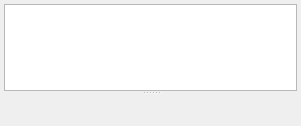
Before: the Qt Designer form kame/forms/messageform.ui in northriv/KAME, drawn with Qt 5.
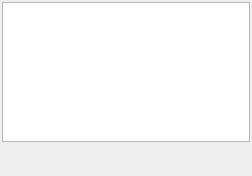
After: the same form once the commit is applied.

```diff
--- a/kame/forms/messageform.ui
+++ b/kame/forms/messageform.ui
@@ -6,8 +6,8 @@
    <rect>
     <x>0</x>
     <y>0</y>
-    <width>301</width>
-    <height>126</height>
+    <width>252</width>
+    <height>176</height>
    </rect>
   </property>
   <property name="windowTitle">
@@ -17,31 +17,24 @@
    <double>0.800000000000000</double>
   </property>
   <widget class="QWidget" name="widget">
-   <layout class="QGridLayout" name="gridLayout">
+   <layout class="QVBoxLayout" name="verticalLayout">
     <property name="leftMargin">
-     <number>4</number>
+     <number>2</number>
     </property>
     <property name="topMargin">
-     <number>4</number>
+     <number>2</number>
     </property>
     <property name="rightMargin">
-     <number>4</number>
+     <number>2</number>
     </property>
     <property name="bottomMargin">
-     <number>4</number>
+     <number>2</number>
     </property>
-    <property name="horizontalSpacing">
-     <number>4</number>
-    </property>
-    <item row="0" column="0">
-     <widget class="QSplitter" name="splitter">
-      <property name="orientation">
-       <enum>Qt::Vertical</enum>
-      </property>
+    <item>
       <widget class="QListWidget" name="m_list">
        <property name="font">
         <font>
-         <pointsize>11</pointsize>
+        <pointsize>10</pointsize>
         </font>
        </property>
        <property name="frameShape">
@@ -50,6 +43,9 @@
        <property name="frameShadow">
         <enum>QFrame::Sunken</enum>
        </property>
+      <property name="horizontalScrollBarPolicy">
+       <enum>Qt::ScrollBarAlwaysOff</enum>
+      </property>
        <property name="alternatingRowColors">
         <bool>false</bool>
        </property>
@@ -60,12 +56,66 @@
         <bool>true</bool>
        </property>
       </widget>
+    </item>
+    <item>
+     <widget class="QWidget" name="m_widget" native="true">
+      <layout class="QHBoxLayout" name="horizontalLayout">
+       <property name="spacing">
+        <number>2</number>
+       </property>
+       <property name="leftMargin">
+        <number>2</number>
+       </property>
+       <property name="topMargin">
+        <number>2</number>
+       </property>
+       <property name="rightMargin">
+        <number>2</number>
+       </property>
+       <property name="bottomMargin">
+        <number>2</number>
+       </property>
+       <item>
       <widget class="QPushButton" name="m_btn">
+         <property name="sizePolicy">
+          <sizepolicy hsizetype="Minimum" vsizetype="Fixed">
+           <horstretch>0</horstretch>
+           <verstretch>0</verstretch>
+          </sizepolicy>
+         </property>
+         <property name="minimumSize">
+          <size>
+           <width>16</width>
+           <height>0</height>
+          </size>
+         </property>
+         <property name="maximumSize">
+          <size>
+           <width>32</width>
+           <height>16777215</height>
+          </size>
+         </property>
+         <property name="text">
+          <string/>
+         </property>
+         <property name="iconSize">
+          <size>
+           <width>24</width>
+           <height>24</height>
+          </size>
+         </property>
+         <property name="flat">
+          <bool>true</bool>
+         </property>
+        </widget>
+       </item>
+       <item>
+        <widget class="QLabel" name="m_label">
        <property name="enabled">
         <bool>true</bool>
        </property>
        <property name="sizePolicy">
-        <sizepolicy hsizetype="Fixed" vsizetype="Fixed">
+          <sizepolicy hsizetype="Expanding" vsizetype="Preferred">
          <horstretch>0</horstretch>
          <verstretch>0</verstretch>
         </sizepolicy>
@@ -78,16 +128,18 @@
        <property name="text">
         <string/>
        </property>
-       <property name="autoDefault">
-        <bool>false</bool>
-       </property>
-       <property name="default">
-        <bool>false</bool>
-       </property>
-       <property name="flat">
+         <property name="scaledContents">
+          <bool>true</bool>
+         </property>
+         <property name="alignment">
+          <set>Qt::AlignLeading|Qt::AlignLeft|Qt::AlignVCenter</set>
+         </property>
+         <property name="wordWrap">
         <bool>true</bool>
        </property>
       </widget>
+       </item>
+      </layout>
      </widget>
     </item>
    </layout>
```
Left out of the diff: 26 changed lines with no effect on the pictures. Lines whose indentation alone changed are shown as unchanged.
